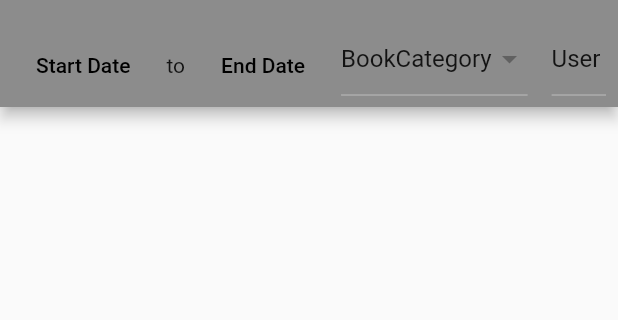
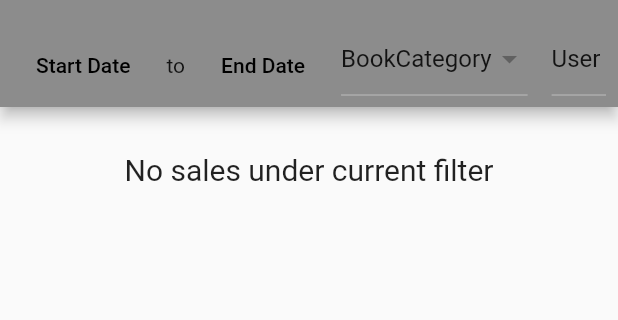
Before and after one commit to IseLein/faithstore, a Flutter app: the SalesPage screen opened by its route, on a phone screen of 412 x 824 dp, the part 61-381 px from its top. Run offline on Flutter 3.47's test engine with Material 2 defaults, Android fonts, the phone set to English and light mode, and no system bars; our stand-ins replace font_awesome_flutter; missing offline and left inert: full_screen_date_picker.

```diff
--- a/lib/pages/home.dart
+++ b/lib/pages/home.dart
@@ -98,7 +98,7 @@ class _HomePageState extends State<HomePage> {
             Navigator.push(
               context,
               MaterialPageRoute(
-                builder: (context) => const CartPage(),
+                builder: (context) => CartPage(),
               ),
             );
           },
--- a/lib/pages/sales.dart
+++ b/lib/pages/sales.dart
@@ -4,15 +4,24 @@ import 'package:faithstore/widgets/sales_bottom.dart';
 import 'package:faithstore/widgets/main_drawer.dart';
 import 'package:faithstore/widgets/home_sales.dart';
 import 'package:faithstore/services/data.dart';
+import 'package:faithstore/services/sale.dart';
 
 class SalesPage extends StatefulWidget {
-  const SalesPage({Key? key}) : super(key: key);
+  const SalesPage({Key? key, }) : super(key: key);
 
   @override
   State<SalesPage> createState() => _SalesPageState();
 }
 
 class _SalesPageState extends State<SalesPage> {
+  List<Sale> sales = [];
+
+  @override
+  initState() {
+    sales = Data.getSales().reversed.toList();
+    super.initState();
+  }
+
   @override
   Widget build(BuildContext context) {
     return Scaffold(
@@ -36,7 +45,7 @@ class _SalesPageState extends State<SalesPage> {
         ),
       ),
       drawer: MainDrawer(currentPage: 2),
-      body: HomeSales(salesList: Data.getSales()),
+      body: HomeSales(salesList: sales),
     );
   }
 }
--- a/lib/services/navigator.dart
+++ b/lib/services/navigator.dart
@@ -19,7 +19,7 @@ class AppNavigator {
     Navigator.push(
       context,
       MaterialPageRoute(
-        builder: (context) => const CartPage(),
+        builder: (context) => CartPage(),
       ),
     );
   }
--- a/lib/widgets/home_sales.dart
+++ b/lib/widgets/home_sales.dart
@@ -17,7 +17,21 @@ class _HomeSalesState extends State<HomeSales> {
   /// starting from newest.
   @override
   Widget build(BuildContext context) {
-    return ListView.builder(
+    return widget.salesList.isEmpty
+      ? ListView(
+        shrinkWrap: true,
+        children: const [
+          SizedBox(height: 30.0),
+          Text(
+            'No sales under current filter',
+            textAlign: TextAlign.center,
+            style: TextStyle(
+              fontSize: 20.0,
+            ),
+          ),
+        ],
+      )
+      : ListView.builder(
         shrinkWrap: true,
         itemCount: widget.salesList.length,
         itemBuilder: (BuildContext context, int index) {
```
Also changed, not shown: lib/pages/cart.dart (+44 -4 lines), lib/pages/sale_info.dart (+5 -5 lines), lib/services/cart_item.dart (+13 -3 lines), lib/services/data.dart (+21 -1 lines), lib/widgets/home_cart_items.dart (+17 -1 lines). Lines whose indentation alone changed are shown as unchanged.
